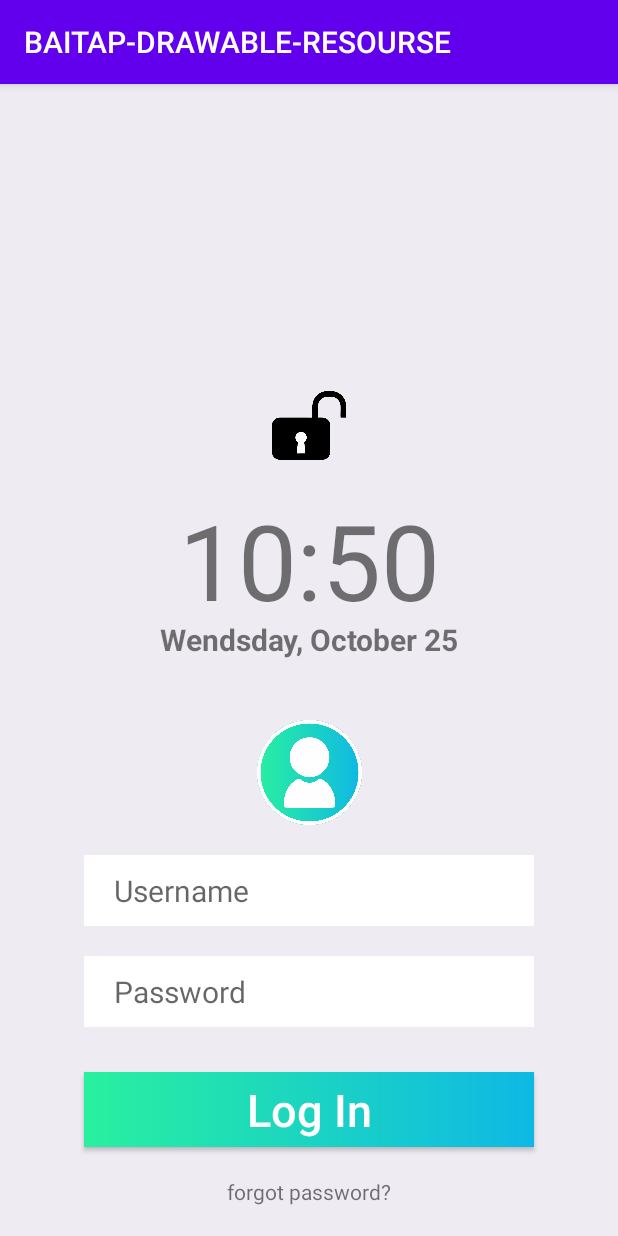
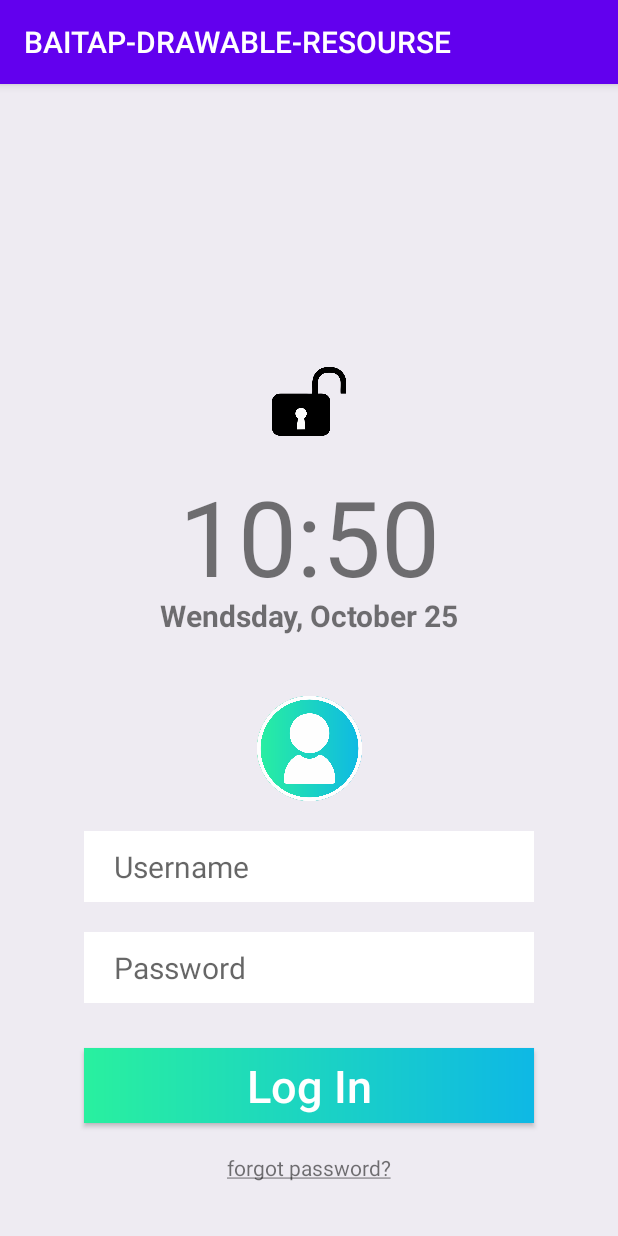
Before and after one commit to phamtandatx/ANDROID-BAITAP-DRAWABLE-RESOURSE, an Android app: the screen it shows after launch (MainActivity), on a phone screen of 412 x 824 dp. Run offline under Robolectric (Android 15) with nearby library versions, the phone set to English and light mode, and no system bars.

Commit message:
ex 1 finish

```diff
--- a/app/src/main/java/com/example/baitap_drawable_resourse/MainActivity.java
+++ b/app/src/main/java/com/example/baitap_drawable_resourse/MainActivity.java
@@ -8,12 +8,18 @@ import android.widget.TextView;
 
 import org.w3c.dom.Text;
 
+import java.text.DateFormat;
+import java.util.Date;
+
 public class MainActivity extends AppCompatActivity {
+    TextView textView4;
 
-    @Override
+
+        @Override
     protected void onCreate(Bundle savedInstanceState) {
         super.onCreate(savedInstanceState);
         setContentView(R.layout.activity_main);
-
+        String minutes = DateFormat.getDateTimeInstance().format(new Date());
+////        textView4.setText(minutes);
     }
 }
--- a/app/src/main/res/layout/activity_main.xml
+++ b/app/src/main/res/layout/activity_main.xml
@@ -38,13 +38,12 @@
         app:layout_constraintLeft_toLeftOf="parent"
         app:layout_constraintRight_toRightOf="parent"
         app:layout_constraintBottom_toBottomOf="parent"
-        android:layout_marginBottom="20dp"
+        android:layout_marginBottom="36dp"
         android:id="@+id/textView"
         android:layout_width="wrap_content"
         android:layout_height="wrap_content"
-        android:layout_marginTop="20dp"
-        android:text="forgot password?"
-        tools:layout_editor_absoluteX="149dp" />
+        android:text="@string/forgot_password"
+         />
 
     <EditText
         android:layout_marginBottom="20dp"
@@ -68,7 +67,7 @@
         android:layout_width="wrap_content"
         android:layout_height="wrap_content"
         android:background="@drawable/input_text"
-        android:inputType="textPersonName"
+        android:inputType="textPassword"
         android:textColor="#B8B8B8"
         android:textSize="20sp"
         app:layout_constraintLeft_toLeftOf="parent"
--- a/app/src/main/res/values/strings.xml
+++ b/app/src/main/res/values/strings.xml
@@ -1,3 +1,4 @@
 <resources>
     <string name="app_name">BAITAP-DRAWABLE-RESOURSE</string>
+    <string name="forgot_password"><u>forgot password?</u></string>
 </resources>
```
